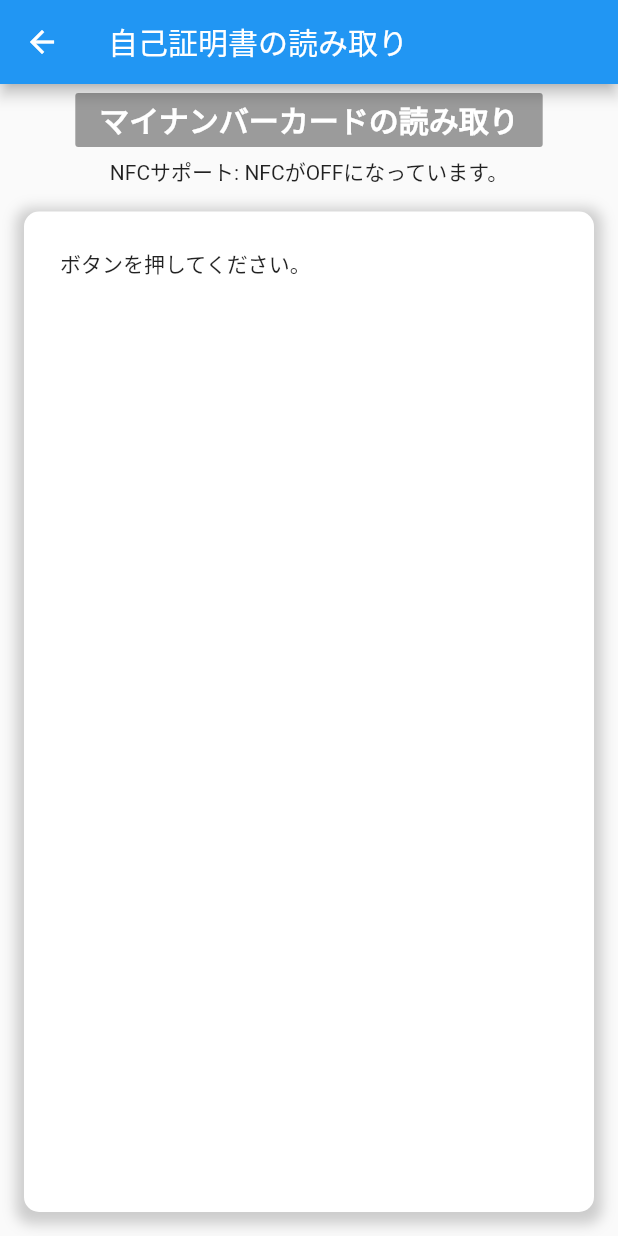
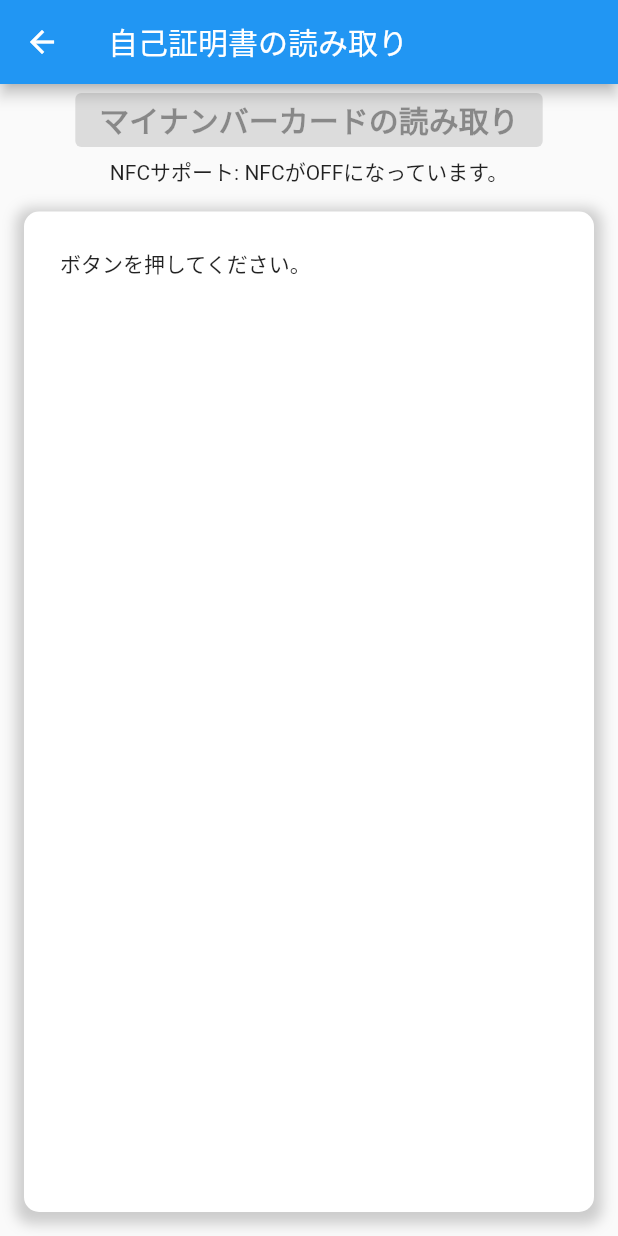
Before and after one commit to nakajo2011/nfc_poc, a Flutter app: the screen it shows after launch, after a tap on "利用者証明書読み取り", on a phone screen of 412 x 824 dp. Run offline on Flutter 3.47's test engine with Material 2 defaults, Android fonts, the phone set to English and light mode, and no system bars; our stand-ins replace flutter_riverpod; missing offline and left inert: asn1lib, nfc_manager, x509.

Commit message:
Change RaisedButton to EvelatedButton.
RaisedButton is deprecated in this sdk version.

```diff
--- a/lib/views/pages/HomePage.dart
+++ b/lib/views/pages/HomePage.dart
@@ -44,8 +44,8 @@ class HomePage extends ConsumerWidget {
   }
 }
 
-RaisedButton button(BuildContext context, final String title, final String nextPageName) {
-  return RaisedButton(
+ElevatedButton button(BuildContext context, final String title, final String nextPageName) {
+  return ElevatedButton(
     child: Text(
       title,
       style: TextStyle(
@@ -53,8 +53,10 @@ RaisedButton button(BuildContext context, final String title, final String nextP
         fontSize: 20,
       ),
     ),
-    color: Colors.lightBlueAccent,
-    textColor: Colors.white,
+    style: ElevatedButton.styleFrom(
+      primary: Colors.lightBlueAccent, //change background color of button
+      onPrimary: Colors.white, //change text color of button
+    ),
     onPressed: () => {Navigator.of(context).pushNamed(nextPageName)},
   );
 }
--- a/lib/views/pages/SelfCertPage.dart
+++ b/lib/views/pages/SelfCertPage.dart
@@ -94,9 +94,9 @@ Container boxShadow(Widget child) {
   );
 }
 
-RaisedButton readNfcButton(bool nfcAvailable, void Function()? func) {
+ElevatedButton readNfcButton(bool nfcAvailable, void Function()? func) {
   Color bcolor = nfcAvailable ? Colors.lightBlueAccent : Colors.black12;
-  return RaisedButton(
+  return ElevatedButton(
     child: const Text(
       'マイナンバーカードの読み取り',
       style: TextStyle(
@@ -104,8 +104,10 @@ RaisedButton readNfcButton(bool nfcAvailable, void Function()? func) {
         fontSize: 20,
       ),
     ),
-    color: bcolor,
-    textColor: Colors.white,
+    style: ElevatedButton.styleFrom(
+      primary: bcolor, //change background color of button
+      onPrimary: Colors.white, //change text color of button
+    ),
     onPressed: nfcAvailable ? func : null,
   );
 }
```
Also changed, not shown: lib/views/pages/PersonalInfoPage.dart (+6 -4 lines).
